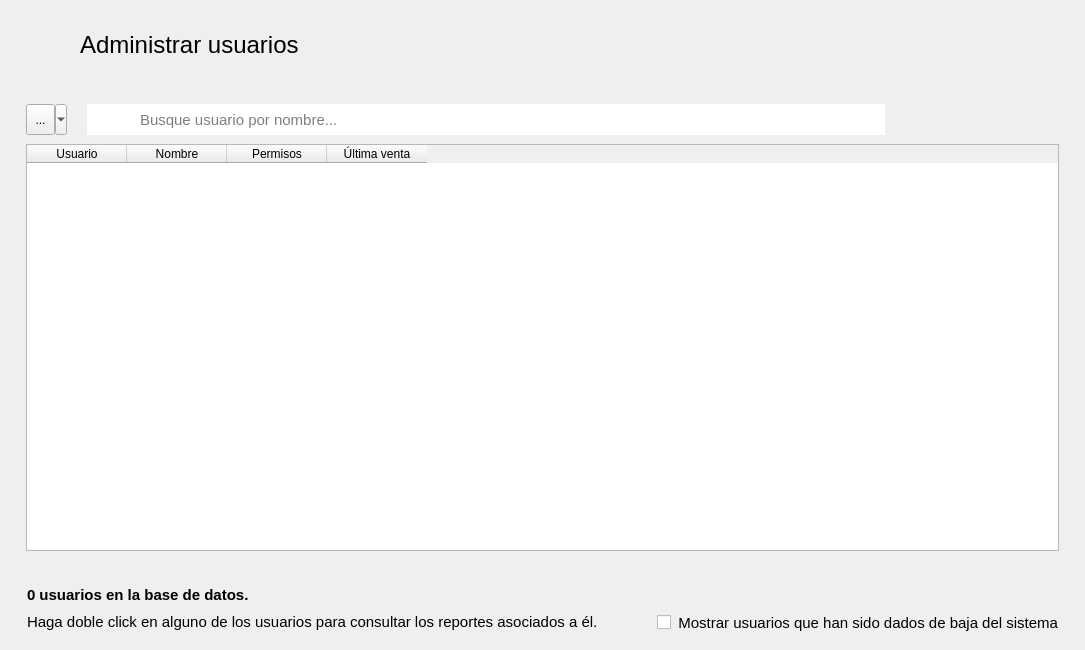
This is ui/Ui_AdministrarUsuarios.ui in ivanperez-7/printpos as Qt 5 draws it before an edit. The edited form follows.
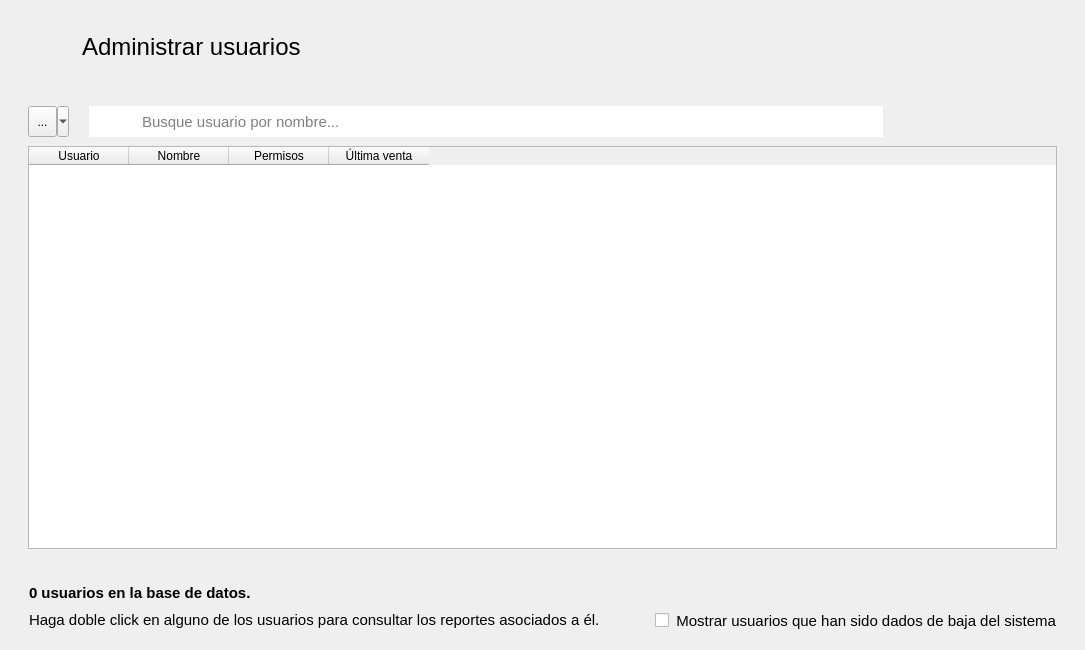
This is the edited form. Icons and pictures are not drawn. Custom widgets are drawn as their Qt base class.

Diff of the .ui file:
```diff
--- a/ui/Ui_AdministrarUsuarios.ui
+++ b/ui/Ui_AdministrarUsuarios.ui
@@ -1,7 +1,7 @@
 <?xml version="1.0" encoding="UTF-8"?>
 <ui version="4.0">
  <class>AdministrarUsuarios</class>
- <widget class="QMainWindow" name="AdministrarUsuarios">
+ <widget class="QWidget" name="AdministrarUsuarios">
   <property name="geometry">
    <rect>
     <x>0</x>
@@ -10,22 +10,11 @@
     <height>650</height>
    </rect>
   </property>
-  <property name="minimumSize">
-   <size>
-    <width>1085</width>
-    <height>650</height>
-   </size>
-  </property>
   <property name="windowTitle">
    <string>Administrar usuarios</string>
   </property>
-  <property name="windowIcon">
-   <iconset resource="../resources.qrc">
-    <normaloff>:/img/icon.ico</normaloff>:/img/icon.ico</iconset>
-  </property>
-  <widget class="QWidget" name="centralwidget">
    <layout class="QVBoxLayout" name="verticalLayout">
-    <item alignment="Qt::AlignLeft|Qt::AlignTop">
+   <item alignment="Qt::AlignLeft">
      <widget class="QFrame" name="frame">
       <property name="font">
        <font>
@@ -460,7 +449,7 @@
       </layout>
      </widget>
     </item>
-    <item alignment="Qt::AlignBottom">
+   <item>
      <widget class="QFrame" name="frame_4">
       <property name="font">
        <font>
@@ -593,7 +582,6 @@
      </widget>
     </item>
    </layout>
-  </widget>
  </widget>
  <customwidgets>
   <customwidget>
```
Left out of the diff: 2 changed lines with no effect on the pictures. Lines whose indentation alone changed are shown as unchanged.
